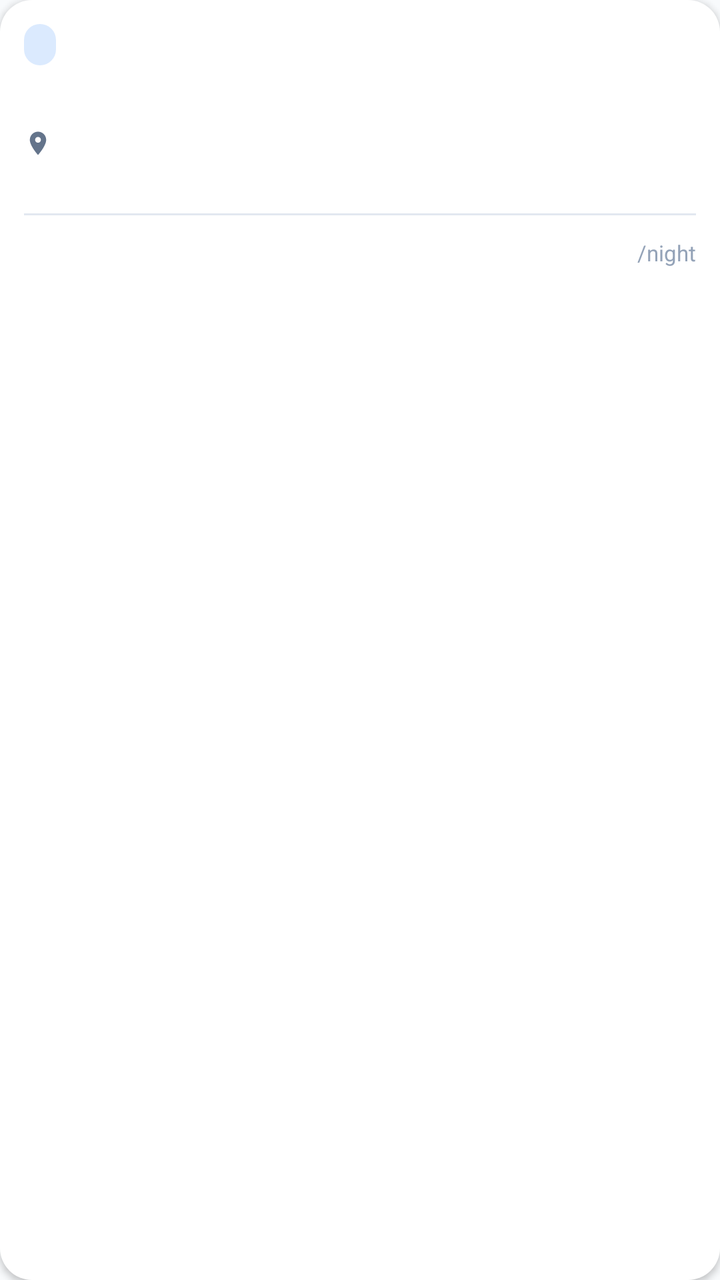
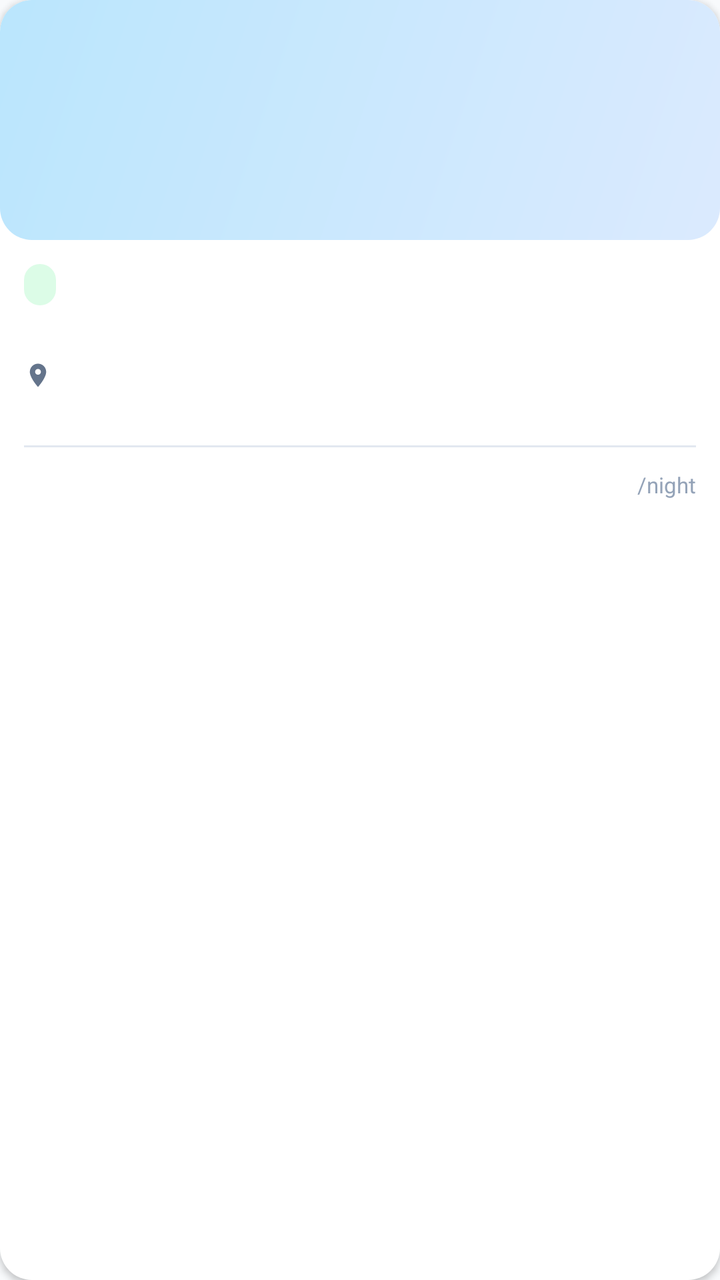

Compare the two renders of this Android layout. The source of the first and the diff that turns it into the second are given below.
<!-- AndroidManifest.xml: application theme Theme.TestApplication -->
<!-- res/layout/item_listing_card.xml -->
<?xml version="1.0" encoding="utf-8"?>
<LinearLayout xmlns:android="http://schemas.android.com/apk/res/android"
    android:layout_width="match_parent"
    android:layout_height="wrap_content"
    android:orientation="vertical"
    android:background="@drawable/card_background"
    android:padding="@dimen/spacing_md"
    android:layout_margin="@dimen/spacing_xs"
    android:elevation="@dimen/elevation_sm">

    
    <TextView
        android:id="@+id/tvListingType"
        android:layout_width="wrap_content"
        android:layout_height="wrap_content"
        android:background="@drawable/badge_guest"
        android:paddingHorizontal="@dimen/spacing_sm"
        android:paddingVertical="3dp"
        android:textSize="@dimen/text_caption"
        android:textStyle="bold"
        android:textColor="@color/lodgio_guest_badge"
        android:layout_marginBottom="@dimen/spacing_sm" />

    
    <TextView
        android:id="@+id/tvListingTitle"
        android:layout_width="match_parent"
        android:layout_height="wrap_content"
        android:textSize="14sp"
        android:textStyle="bold"
        android:textColor="@color/lodgio_text_primary"
        android:maxLines="2"
        android:ellipsize="end"
        android:lineSpacingExtra="2dp"
        android:layout_marginBottom="@dimen/spacing_xs" />

    
    <LinearLayout
        android:layout_width="match_parent"
        android:layout_height="wrap_content"
        android:orientation="horizontal"
        android:gravity="center_vertical"
        android:layout_marginBottom="@dimen/spacing_xs">

        <ImageView
            android:layout_width="14dp"
            android:layout_height="14dp"
            android:src="@drawable/ic_location"
            android:contentDescription="Location" />

        <TextView
            android:id="@+id/tvListingCity"
            android:layout_width="wrap_content"
            android:layout_height="wrap_content"
            android:textSize="12sp"
            android:textColor="@color/lodgio_text_secondary"
            android:layout_marginStart="@dimen/spacing_xs" />
    </LinearLayout>

    
    <TextView
        android:id="@+id/tvBedsBaths"
        android:layout_width="wrap_content"
        android:layout_height="wrap_content"
        android:textSize="@dimen/text_caption"
        android:textColor="@color/lodgio_text_hint"
        android:layout_marginBottom="@dimen/spacing_sm" />

    
    <View
        android:layout_width="match_parent"
        android:layout_height="1dp"
        android:background="@color/lodgio_divider"
        android:layout_marginBottom="@dimen/spacing_sm" />

    
    <LinearLayout
        android:layout_width="match_parent"
        android:layout_height="wrap_content"
        android:orientation="horizontal"
        android:gravity="center_vertical">

        <TextView
            android:id="@+id/tvListingPrice"
            android:layout_width="0dp"
            android:layout_weight="1"
            android:layout_height="wrap_content"
            android:textSize="@dimen/text_subtitle"
            android:textStyle="bold"
            android:textColor="@color/lodgio_primary" />

        <TextView
            android:layout_width="wrap_content"
            android:layout_height="wrap_content"
            android:text="/night"
            android:textSize="@dimen/text_caption"
            android:textColor="@color/lodgio_text_hint" />
    </LinearLayout>
</LinearLayout>
<!-- resources referenced by this layout -->
<resources>
  <color name="lodgio_divider">#E2E8F0</color>
  <color name="lodgio_guest_badge">#3B82F6</color>
  <color name="lodgio_primary">#1565C0</color>
  <color name="lodgio_text_hint">#94A3B8</color>
  <color name="lodgio_text_primary">#0F172A</color>
  <color name="lodgio_text_secondary">#64748B</color>
  <dimen name="elevation_sm">2dp</dimen>
  <dimen name="spacing_md">12dp</dimen>
  <dimen name="spacing_sm">8dp</dimen>
  <dimen name="spacing_xs">4dp</dimen>
  <dimen name="text_caption">11sp</dimen>
  <dimen name="text_subtitle">16sp</dimen>
  <!-- drawable badge_guest (drawable) -->
  <?xml version="1.0" encoding="utf-8"?>
  <shape xmlns:android="http://schemas.android.com/apk/res/android"
      android:shape="rectangle">
      <solid android:color="@color/lodgio_guest_badge_bg" />
      <corners android:radius="@dimen/radius_sm" />
  </shape>
  <!-- drawable card_background (drawable) -->
  <?xml version="1.0" encoding="utf-8"?>
  <shape xmlns:android="http://schemas.android.com/apk/res/android"
      android:shape="rectangle">
      <solid android:color="@color/white" />
      <corners android:radius="@dimen/radius_lg" />
  </shape>
  <!-- drawable ic_location (drawable) -->
  <?xml version="1.0" encoding="utf-8"?>
  <vector xmlns:android="http://schemas.android.com/apk/res/android"
      android:width="24dp"
      android:height="24dp"
      android:viewportWidth="24"
      android:viewportHeight="24">
      <path
          android:fillColor="#64748B"
          android:pathData="M12,2C8.13,2 5,5.13 5,9c0,5.25 7,13 7,13s7,-7.75 7,-13c0,-3.87 -3.13,-7 -7,-7zM12,11.5c-1.38,0 -2.5,-1.12 -2.5,-2.5s1.12,-2.5 2.5,-2.5 2.5,1.12 2.5,2.5 -1.12,2.5 -2.5,2.5z" />
  </vector>
  <style name="Theme.TestApplication" parent="Base.Theme.TestApplication" />
  <color name="lodgio_guest_badge_bg">#DBEAFE</color>
  <dimen name="radius_sm">8dp</dimen>
  <color name="white">#FFFFFFFF</color>
  <dimen name="radius_lg">16dp</dimen>
  <style name="Base.Theme.TestApplication" parent="Theme.Material3.Light.NoActionBar">
          <item name="colorPrimary">@color/lodgio_primary</item>
          <item name="colorPrimaryDark">@color/lodgio_primary_dark</item>
          <item name="colorAccent">@color/lodgio_accent</item>
          <item name="android:windowBackground">@color/lodgio_bg</item>
          <item name="android:statusBarColor">@color/lodgio_primary_dark</item>
          <item name="android:navigationBarColor">@color/lodgio_bg</item>
          <item name="android:windowLightStatusBar">false</item>
          <item name="android:windowLightNavigationBar">true</item>
      </style>
  <color name="lodgio_primary_dark">#0D47A1</color>
  <color name="lodgio_accent">#FF8F00</color>
  <color name="lodgio_bg">#F8FAFC</color>
</resources>

<!-- the commit's change to res/layout/item_listing_card.xml (unified diff, before → after) -->
@@ -4,96 +4,113 @@
     android:layout_height="wrap_content"
     android:orientation="vertical"
     android:background="@drawable/card_background"
-    android:padding="@dimen/spacing_md"
     android:layout_margin="@dimen/spacing_xs"
-    android:elevation="@dimen/elevation_sm">
+    android:elevation="@dimen/elevation_sm"
+    android:clipChildren="true"
+    android:clipToPadding="false">
 
     
-    <TextView
-        android:id="@+id/tvListingType"
-        android:layout_width="wrap_content"
-        android:layout_height="wrap_content"
-        android:background="@drawable/badge_guest"
-        android:paddingHorizontal="@dimen/spacing_sm"
-        android:paddingVertical="3dp"
-        android:textSize="@dimen/text_caption"
-        android:textStyle="bold"
-        android:textColor="@color/lodgio_guest_badge"
-        android:layout_marginBottom="@dimen/spacing_sm" />
+    <ImageView
+        android:id="@+id/ivListingImage"
+        android:layout_width="match_parent"
+        android:layout_height="120dp"
+        android:scaleType="centerCrop"
+        android:background="@drawable/bg_listing_placeholder"
+        android:contentDescription="Property photo" />
 
-    
-    <TextView
-        android:id="@+id/tvListingTitle"
-        android:layout_width="match_parent"
-        android:layout_height="wrap_content"
-        android:textSize="14sp"
-        android:textStyle="bold"
-        android:textColor="@color/lodgio_text_primary"
-        android:maxLines="2"
-        android:ellipsize="end"
-        android:lineSpacingExtra="2dp"
-        android:layout_marginBottom="@dimen/spacing_xs" />
-
-    
     <LinearLayout
         android:layout_width="match_parent"
         android:layout_height="wrap_content"
-        android:orientation="horizontal"
-        android:gravity="center_vertical"
-        android:layout_marginBottom="@dimen/spacing_xs">
+        android:orientation="vertical"
+        android:padding="@dimen/spacing_md">
 
-        <ImageView
-            android:layout_width="14dp"
-            android:layout_height="14dp"
-            android:src="@drawable/ic_location"
-            android:contentDescription="Location" />
-
+        
         <TextView
-            android:id="@+id/tvListingCity"
+            android:id="@+id/tvListingType"
             android:layout_width="wrap_content"
             android:layout_height="wrap_content"
-            android:textSize="12sp"
-            android:textColor="@color/lodgio_text_secondary"
-            android:layout_marginStart="@dimen/spacing_xs" />
-    </LinearLayout>
+            android:background="@drawable/badge_guest"
+            android:paddingHorizontal="@dimen/spacing_sm"
+            android:paddingVertical="3dp"
+            android:textSize="@dimen/text_caption"
+            android:textStyle="bold"
+            android:textColor="@color/lodgio_primary"
+            android:layout_marginBottom="@dimen/spacing_xs" />
 
-    
-    <TextView
-        android:id="@+id/tvBedsBaths"
-        android:layout_width="wrap_content"
-        android:layout_height="wrap_content"
-        android:textSize="@dimen/text_caption"
-        android:textColor="@color/lodgio_text_hint"
-        android:layout_marginBottom="@dimen/spacing_sm" />
+        
+        <TextView
+            android:id="@+id/tvListingTitle"
+            android:layout_width="match_parent"
+            android:layout_height="wrap_content"
+            android:textSize="14sp"
+            android:textStyle="bold"
+            android:textColor="@color/lodgio_text_primary"
+            android:maxLines="2"
+            android:ellipsize="end"
+            android:lineSpacingExtra="2dp"
+            android:layout_marginBottom="@dimen/spacing_xs" />
 
-    
-    <View
-        android:layout_width="match_parent"
-        android:layout_height="1dp"
-        android:background="@color/lodgio_divider"
-        android:layout_marginBottom="@dimen/spacing_sm" />
+        
+        <LinearLayout
+            android:layout_width="match_parent"
+            android:layout_height="wrap_content"
+            android:orientation="horizontal"
+            android:gravity="center_vertical"
+            android:layout_marginBottom="@dimen/spacing_xs">
 
-    
-    <LinearLayout
-        android:layout_width="match_parent"
-        android:layout_height="wrap_content"
-        android:orientation="horizontal"
-        android:gravity="center_vertical">
+            <ImageView
+                android:layout_width="14dp"
+                android:layout_height="14dp"
+                android:src="@drawable/ic_location"
+                android:contentDescription="Location" />
 
+            <TextView
+                android:id="@+id/tvListingCity"
+                android:layout_width="wrap_content"
+                android:layout_height="wrap_content"
+                android:textSize="12sp"
+                android:textColor="@color/lodgio_text_secondary"
+                android:layout_marginStart="@dimen/spacing_xs" />
+        </LinearLayout>
+
+        
         <TextView
-            android:id="@+id/tvListingPrice"
-            android:layout_width="0dp"
-            android:layout_weight="1"
-            android:layout_height="wrap_content"
-            android:textSize="@dimen/text_subtitle"
-            android:textStyle="bold"
-            android:textColor="@color/lodgio_primary" />
-
-        <TextView
+            android:id="@+id/tvBedsBaths"
             android:layout_width="wrap_content"
             android:layout_height="wrap_content"
-            android:text="/night"
             android:textSize="@dimen/text_caption"
-            android:textColor="@color/lodgio_text_hint" />
+            android:textColor="@color/lodgio_text_hint"
+            android:layout_marginBottom="@dimen/spacing_sm" />
+
+        
+        <View
+            android:layout_width="match_parent"
+            android:layout_height="1dp"
+            android:background="@color/lodgio_divider"
+            android:layout_marginBottom="@dimen/spacing_sm" />
+
+        
+        <LinearLayout
+            android:layout_width="match_parent"
+            android:layout_height="wrap_content"
+            android:orientation="horizontal"
+            android:gravity="center_vertical">
+
+            <TextView
+                android:id="@+id/tvListingPrice"
+                android:layout_width="0dp"
+                android:layout_weight="1"
+                android:layout_height="wrap_content"
+                android:textSize="@dimen/text_subtitle"
+                android:textStyle="bold"
+                android:textColor="@color/lodgio_primary" />
+
+            <TextView
+                android:layout_width="wrap_content"
+                android:layout_height="wrap_content"
+                android:text="/night"
+                android:textSize="@dimen/text_caption"
+                android:textColor="@color/lodgio_text_hint" />
+        </LinearLayout>
     </LinearLayout>
 </LinearLayout>
<!-- resource entries referenced after the edit -->
@@ -1,8 +1,7 @@
 <!-- resources referenced by this layout -->
 <resources>
   <color name="lodgio_divider">#E2E8F0</color>
-  <color name="lodgio_guest_badge">#3B82F6</color>
-  <color name="lodgio_primary">#1565C0</color>
+  <color name="lodgio_primary">#0EA5E9</color>
   <color name="lodgio_text_hint">#94A3B8</color>
   <color name="lodgio_text_primary">#0F172A</color>
   <color name="lodgio_text_secondary">#64748B</color>
@@ -18,6 +17,17 @@
       android:shape="rectangle">
       <solid android:color="@color/lodgio_guest_badge_bg" />
       <corners android:radius="@dimen/radius_sm" />
+  </shape>
+  <!-- drawable bg_listing_placeholder (drawable) -->
+  <?xml version="1.0" encoding="utf-8"?>
+  <shape xmlns:android="http://schemas.android.com/apk/res/android"
+      android:shape="rectangle">
+      <gradient
+          android:angle="135"
+          android:startColor="#DBEAFE"
+          android:endColor="#BAE6FD"
+          android:type="linear" />
+      <corners android:radius="16dp" />
   </shape>
   <!-- drawable card_background (drawable) -->
   <?xml version="1.0" encoding="utf-8"?>
@@ -38,7 +48,7 @@
           android:pathData="M12,2C8.13,2 5,5.13 5,9c0,5.25 7,13 7,13s7,-7.75 7,-13c0,-3.87 -3.13,-7 -7,-7zM12,11.5c-1.38,0 -2.5,-1.12 -2.5,-2.5s1.12,-2.5 2.5,-2.5 2.5,1.12 2.5,2.5 -1.12,2.5 -2.5,2.5z" />
   </vector>
   <style name="Theme.TestApplication" parent="Base.Theme.TestApplication" />
-  <color name="lodgio_guest_badge_bg">#DBEAFE</color>
+  <color name="lodgio_guest_badge_bg">#DCFCE7</color>
   <dimen name="radius_sm">8dp</dimen>
   <color name="white">#FFFFFFFF</color>
   <dimen name="radius_lg">16dp</dimen>
@@ -52,7 +62,7 @@
           <item name="android:windowLightStatusBar">false</item>
           <item name="android:windowLightNavigationBar">true</item>
       </style>
-  <color name="lodgio_primary_dark">#0D47A1</color>
+  <color name="lodgio_primary_dark">#0284C7</color>
   <color name="lodgio_accent">#FF8F00</color>
   <color name="lodgio_bg">#F8FAFC</color>
 </resources>
